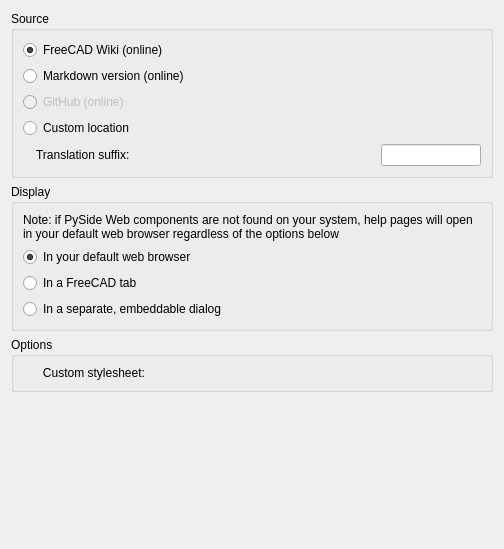
This is src/Mod/Help/dlgPreferencesHelp.ui in southseact-3d/fcd as Qt 5 draws it before an edit. The edited form follows.
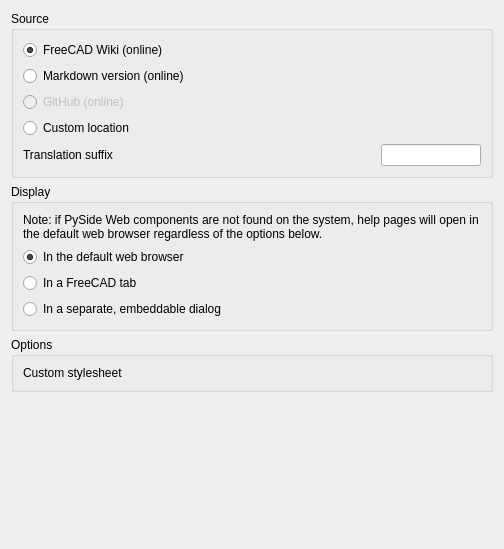
This is the edited form. Custom widgets are drawn as their Qt base class.

Commit message:
Help: Update UI strings for consistency
Closes: #22368

Patch:
```diff
--- a/src/Mod/Help/dlgPreferencesHelp.ui
+++ b/src/Mod/Help/dlgPreferencesHelp.ui
@@ -109,7 +109,7 @@
          <enum>Qt::LeftToRight</enum>
         </property>
         <property name="text">
-         <string>    Translation suffix:</string>
+         <string>Translation suffix</string>
         </property>
        </widget>
       </item>
@@ -167,7 +167,7 @@
       <item>
        <widget class="QLabel" name="label_3">
         <property name="text">
-         <string>Note: if PySide Web components are not found on your system, help pages will open in your default web browser regardless of the options below</string>
+         <string>Note: if PySide Web components are not found on the system, help pages will open in the default web browser regardless of the options below.</string>
         </property>
         <property name="wordWrap">
          <bool>true</bool>
@@ -180,7 +180,7 @@
          <string>The documentation will open in your default web browser.</string>
         </property>
         <property name="text">
-         <string>In your default web browser</string>
+         <string>In the default web browser</string>
         </property>
         <property name="checked">
          <bool>true</bool>
@@ -246,7 +246,7 @@
         <item>
          <widget class="QLabel" name="label">
           <property name="text">
-           <string>      Custom stylesheet:</string>
+           <string>Custom stylesheet</string>
           </property>
          </widget>
         </item>
```
Left out of the diff: 25 changed lines with no effect on the pictures.
